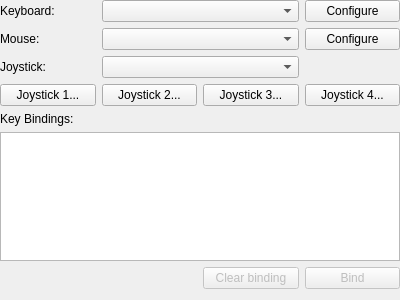
Above: src/qt/qt_settingsinput.ui from jriwanek-forks/86Box before the change. Below: the same form after it.
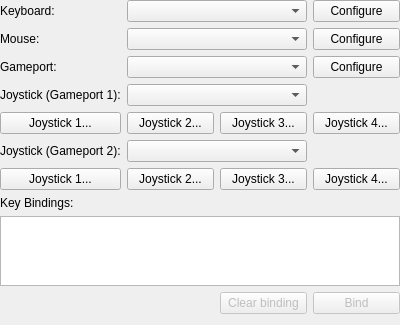
That is the form after the change.

Commit message: More progress towards 2nd gameport support

What changed in the file:
```diff
--- a/src/qt/qt_settingsinput.ui
+++ b/src/qt/qt_settingsinput.ui
@@ -90,55 +90,124 @@
     </widget>
    </item>
    <item row="2" column="0">
-    <widget class="QLabel" name="labelJoystick0">
+    <widget class="QLabel" name="labelGameport">
      <property name="text">
-      <string>Joystick:</string>
+      <string>Gameport:</string>
      </property>
     </widget>
    </item>
    <item row="2" column="1" colspan="2">
-    <widget class="QComboBox" name="comboBoxJoystick0">
+    <widget class="QComboBox" name="comboBoxGameport">
      <property name="maxVisibleItems">
       <number>30</number>
      </property>
     </widget>
    </item>
+   <item row="2" column="3">
+    <widget class="QPushButton" name="pushButtonConfigureGameport">
+     <property name="sizePolicy">
+      <sizepolicy hsizetype="Minimum" vsizetype="Fixed">
+       <horstretch>0</horstretch>
+       <verstretch>0</verstretch>
+      </sizepolicy>
+     </property>
+     <property name="text">
+      <string>Configure</string>
+     </property>
+    </widget>
+   </item>
    <item row="3" column="0">
+    <widget class="QLabel" name="labelJoystick0">
+     <property name="text">
+      <string>Joystick (Gameport 1):</string>
+     </property>
+    </widget>
+   </item>
+   <item row="3" column="1" colspan="2">
+    <widget class="QComboBox" name="comboBoxJoystick0">
+     <property name="maxVisibleItems">
+      <number>30</number>
+     </property>
+    </widget>
+   </item>
+   <item row="4" column="0">
     <widget class="QPushButton" name="pushButtonJoystick01">
      <property name="text">
       <string>Joystick 1...</string>
      </property>
     </widget>
    </item>
-   <item row="3" column="1">
+   <item row="4" column="1">
     <widget class="QPushButton" name="pushButtonJoystick02">
      <property name="text">
       <string>Joystick 2...</string>
      </property>
     </widget>
    </item>
-   <item row="3" column="2">
+   <item row="4" column="2">
     <widget class="QPushButton" name="pushButtonJoystick03">
      <property name="text">
       <string>Joystick 3...</string>
      </property>
     </widget>
    </item>
-   <item row="3" column="3">
+   <item row="4" column="3">
     <widget class="QPushButton" name="pushButtonJoystick04">
      <property name="text">
       <string>Joystick 4...</string>
      </property>
     </widget>
    </item>
-   <item row="4" column="0">
+   <item row="5" column="0">
+    <widget class="QLabel" name="labelJoystick1">
+     <property name="text">
+      <string>Joystick (Gameport 2):</string>
+     </property>
+    </widget>
+   </item>
+   <item row="5" column="1" colspan="2">
+    <widget class="QComboBox" name="comboBoxJoystick1">
+     <property name="maxVisibleItems">
+      <number>30</number>
+     </property>
+    </widget>
+   </item>
+   <item row="6" column="0">
+    <widget class="QPushButton" name="pushButtonJoystick11">
+     <property name="text">
+      <string>Joystick 1...</string>
+     </property>
+    </widget>
+   </item>
+   <item row="6" column="1">
+    <widget class="QPushButton" name="pushButtonJoystick12">
+     <property name="text">
+      <string>Joystick 2...</string>
+     </property>
+    </widget>
+   </item>
+   <item row="6" column="2">
+    <widget class="QPushButton" name="pushButtonJoystick13">
+     <property name="text">
+      <string>Joystick 3...</string>
+     </property>
+    </widget>
+   </item>
+   <item row="6" column="3">
+    <widget class="QPushButton" name="pushButtonJoystick14">
+     <property name="text">
+      <string>Joystick 4...</string>
+     </property>
+    </widget>
+   </item>
+   <item row="7" column="0">
     <widget class="QLabel" name="labelKeys">
      <property name="text">
       <string>Key Bindings:</string>
      </property>
     </widget>
    </item>
-   <item row="5" column="0" colspan="4">
+   <item row="8" column="0" colspan="4">
     <widget class="QTableWidget" name="tableKeys">
      <property name="editTriggers">
       <set>QAbstractItemView::NoEditTriggers</set>
@@ -157,7 +226,7 @@
      </property>
     </widget>
    </item>
-   <item row="6" column="2">
+   <item row="9" column="2">
     <widget class="QPushButton" name="pushButtonClearBind">
      <property name="enabled">
       <bool>false</bool>
@@ -167,7 +236,7 @@
      </property>
     </widget>
    </item>
-   <item row="6" column="3">
+   <item row="9" column="3">
     <widget class="QPushButton" name="pushButtonBind">
      <property name="enabled">
       <bool>false</bool>
```
The commit also changes 5 other files.
